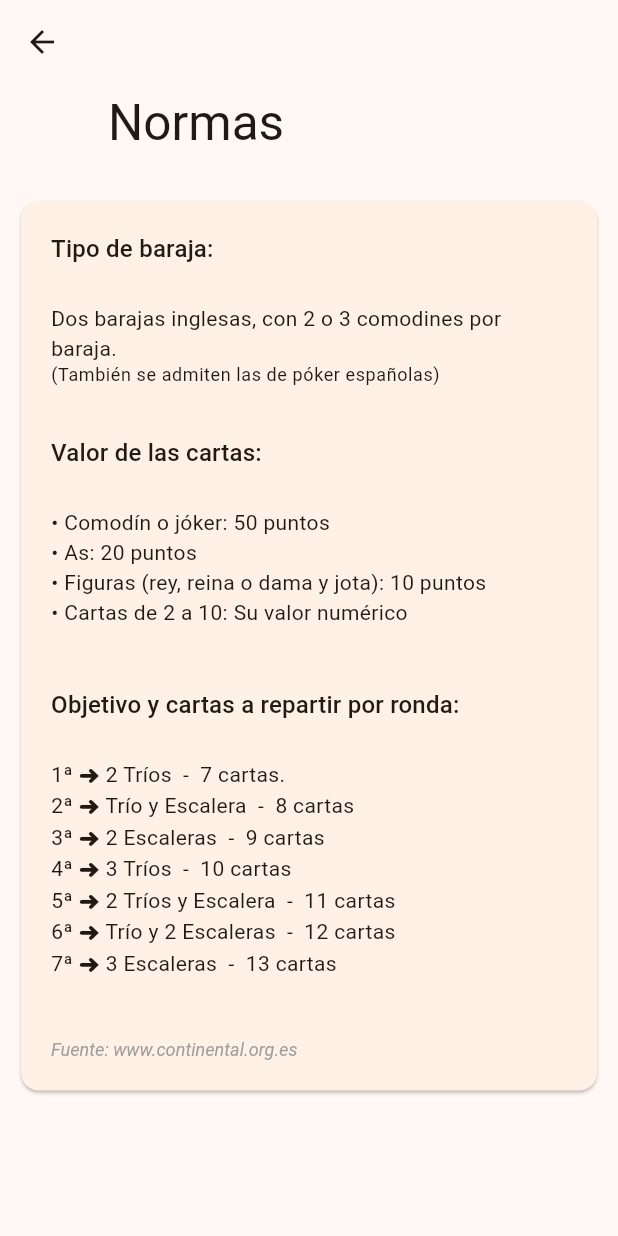
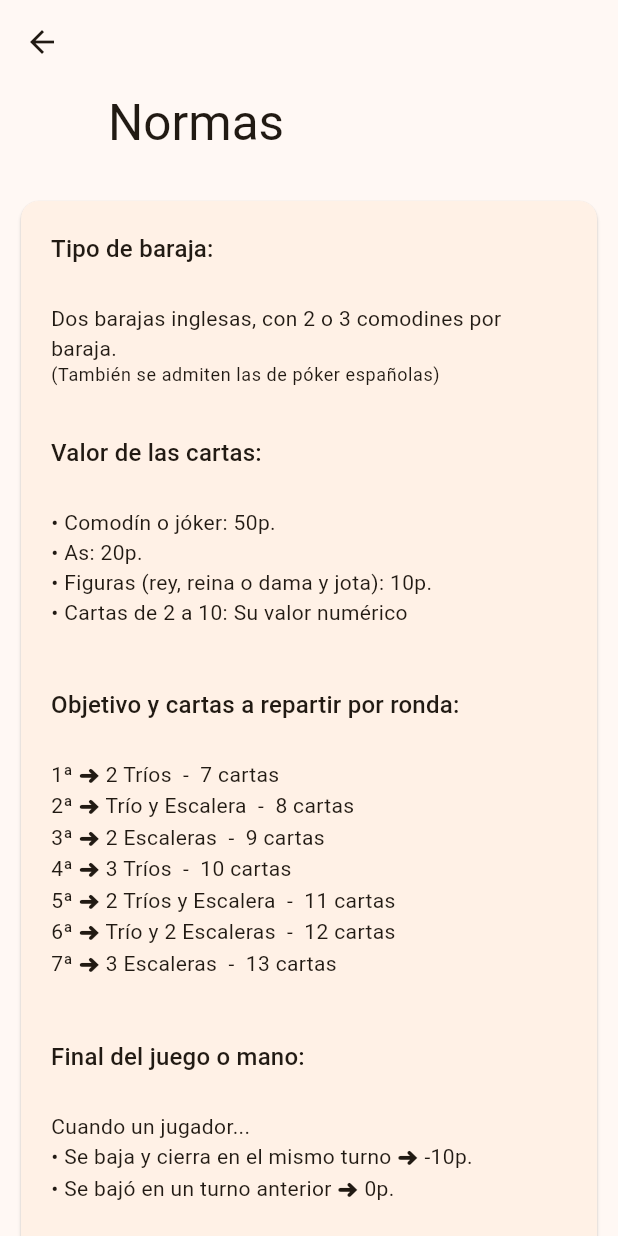
Before and after one commit to adrilasar/apunto_yo, a Flutter app: the RulesScreen screen opened directly, on a phone screen of 412 x 824 dp. Run offline on Flutter 3.47's test engine with Material 2 defaults, Android fonts, the phone set to English and light mode, and no system bars; drawn by our look-alikes of dynamic_color; our stand-ins replace carousel_slider, confetti, flutter_svg, shimmer, sqflite; accounts and stored records are empty.

Commit message:
Change rules

```diff
--- a/lib/ui/pages/rules/rules_screen.dart
+++ b/lib/ui/pages/rules/rules_screen.dart
@@ -56,9 +56,9 @@ class RulesScreenState extends State<RulesScreen> {
                 style: Theme.of(context).textTheme.titleMedium,
               ),
               TextSpan(
-                text: "• Comodín o jóker: 50 puntos\n"
-                    "• As: 20 puntos\n"
-                    "• Figuras (rey, reina o dama y jota): 10 puntos\n"
+                text: "• Comodín o jóker: 50p.\n"
+                    "• As: 20p.\n"
+                    "• Figuras (rey, reina o dama y jota): 10p.\n"
                     "• Cartas de 2 a 10: Su valor numérico\n\n\n",
                 style: Theme.of(context).textTheme.bodyMedium,
               ),
@@ -67,13 +67,23 @@ class RulesScreenState extends State<RulesScreen> {
                 style: Theme.of(context).textTheme.titleMedium,
               ),
               TextSpan(
-                text: "1ª ➜ 2 Tríos  -  7 cartas.\n"
+                text: "1ª ➜ 2 Tríos  -  7 cartas\n"
                     "2ª ➜ Trío y Escalera  -  8 cartas\n"
                     "3ª ➜ 2 Escaleras  -  9 cartas\n"
                     "4ª ➜ 3 Tríos  -  10 cartas\n"
                     "5ª ➜ 2 Tríos y Escalera  -  11 cartas\n"
                     "6ª ➜ Trío y 2 Escaleras  -  12 cartas\n"
                     "7ª ➜ 3 Escaleras  -  13 cartas\n\n\n",
+                style: Theme.of(context).textTheme.bodyMedium,
+              ),
+              TextSpan(
+                text: "Final del juego o mano:\n\n",
+                style: Theme.of(context).textTheme.titleMedium,
+              ),
+              TextSpan(
+                text: "Cuando un jugador...\n"
+                    "• Se baja y cierra en el mismo turno ➜ -10p.\n"
+                    "• Se bajó en un turno anterior ➜ 0p.\n\n\n",
                 style: Theme.of(context).textTheme.bodyMedium,
               ),
               // Centered text
```
